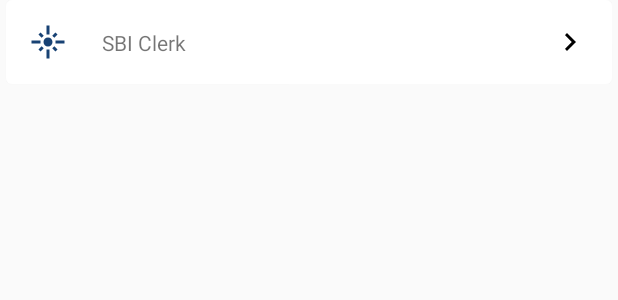
After one commit to siddhantdrk/Quickexamprep, an Android app: the layout mock_test_item.xml on its own in the app's theme, with its tools: preview values and no code run, on a phone screen of 412 x 824 dp. The commit adds this screen. Shown: the top 300 px of the screen. Run offline under Robolectric (Android 15) with nearby library versions, the phone set to English and light mode, and no system bars.

Commit message:
Mock test screen

```diff
--- /dev/null
+++ b/app/src/main/res/layout/mock_test_item.xml
@@ -0,0 +1,45 @@
+<?xml version="1.0" encoding="utf-8"?>
+<com.google.android.material.card.MaterialCardView xmlns:android="http://schemas.android.com/apk/res/android"
+    android:layout_width="match_parent"
+    android:layout_height="wrap_content"
+    android:layout_marginLeft="@dimen/dp_4"
+    android:layout_marginRight="@dimen/dp_4"
+    android:layout_marginBottom="@dimen/dp_8">
+
+    <androidx.constraintlayout.widget.ConstraintLayout xmlns:android="http://schemas.android.com/apk/res/android"
+        xmlns:app="http://schemas.android.com/apk/res-auto"
+        xmlns:tools="http://schemas.android.com/tools"
+        android:layout_width="match_parent"
+        android:layout_height="wrap_content"
+        android:padding="16dp">
+
+        <ImageView
+            android:id="@+id/iv_test_icon"
+            android:layout_width="wrap_content"
+            android:layout_height="wrap_content"
+            android:src="@drawable/ic_live"
+            app:layout_constraintStart_toStartOf="parent"
+            app:layout_constraintTop_toTopOf="parent" />
+
+        <ImageView
+            android:layout_width="wrap_content"
+            android:layout_height="wrap_content"
+            android:rotation="90"
+            android:src="@drawable/ic_baseline_keyboard_arrow_up_24"
+            app:layout_constraintEnd_toEndOf="parent"
+            app:layout_constraintTop_toTopOf="parent"
+            app:tint="@color/black" />
+
+        <TextView
+            android:id="@+id/tv_test_name"
+            android:layout_width="wrap_content"
+            android:layout_height="wrap_content"
+            android:layout_marginStart="24dp"
+            android:layout_marginLeft="24dp"
+            android:text="SBI Clerk"
+            app:layout_constraintBottom_toBottomOf="parent"
+            app:layout_constraintStart_toEndOf="@+id/iv_test_icon"
+            app:layout_constraintTop_toTopOf="parent" />
+
+    </androidx.constraintlayout.widget.ConstraintLayout>
+</com.google.android.material.card.MaterialCardView>
--- a/app/src/main/res/values/dimens.xml
+++ b/app/src/main/res/values/dimens.xml
@@ -10,6 +10,7 @@
     <dimen name="dp_20">20dp</dimen>
     <dimen name="dp_45">45dp</dimen>
     <dimen name="dp_8">8dp</dimen>
+    <dimen name="dp_4">4dp</dimen>
     <dimen name="dp_12">12dp</dimen>
     <dimen name="dp_16">16dp</dimen>
     <dimen name="dp_22">22dp</dimen>
```
Also changed, not shown: app/src/main/AndroidManifest.xml (+5 -6 lines), app/src/main/java/com/design/quickexamprep/MockTest.java (added, +25 -0 lines), app/src/main/java/com/design/quickexamprep/adapters/MockTestItemAdapter.java (added, +47 -0 lines), app/src/main/res/layout/activity_mock_test.xml (added, +30 -0 lines).
